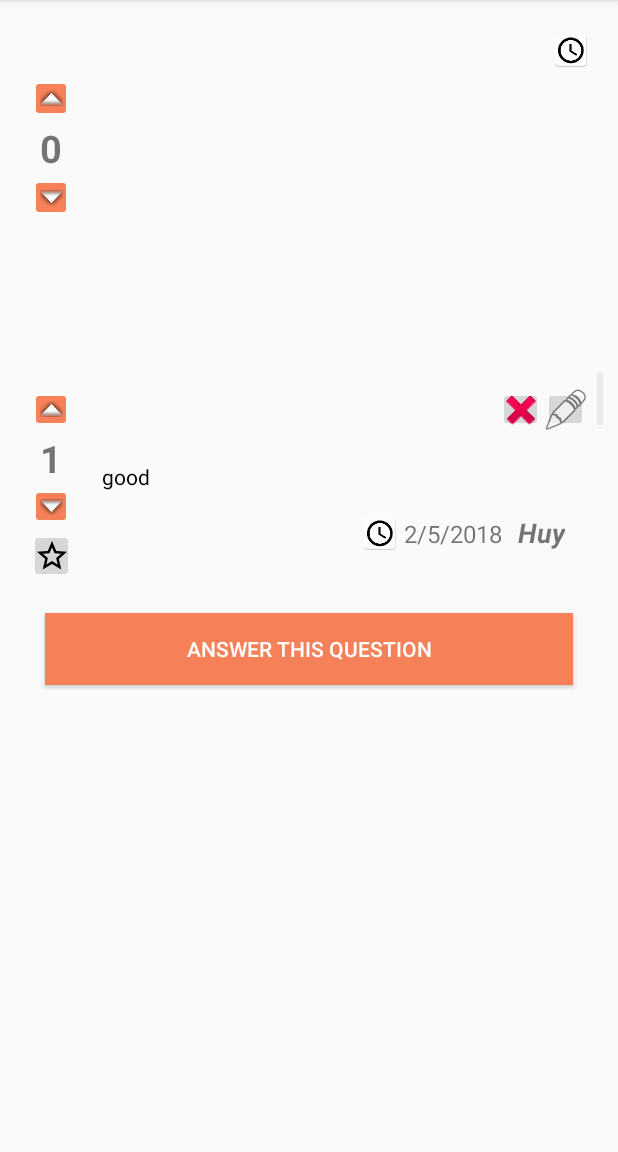
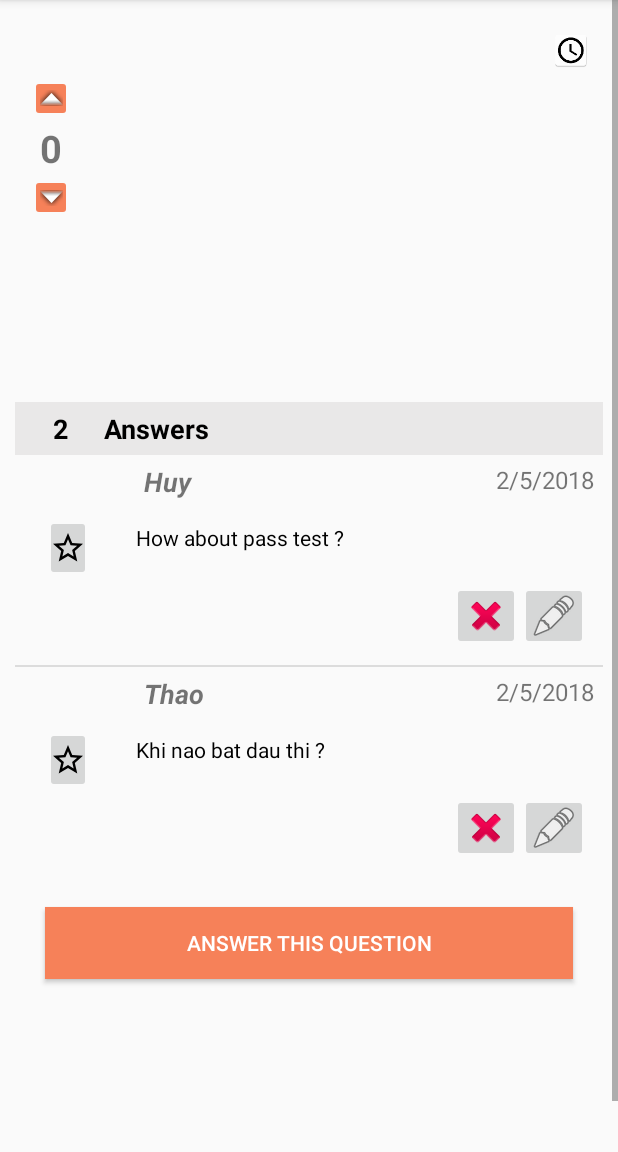
Before and after one commit to dqhuy78/asks-android, an Android app: the DetailQuestionActivity screen opened directly, with no data from a screen before it, on a phone screen of 412 x 824 dp, the part 84-1236 px from its top. Run offline under Robolectric (Android 15) with nearby library versions, the phone set to English and light mode, and no system bars; our stand-ins replace Volley; network calls fail.

Commit message:
edit list answer

```diff
--- a/app/src/main/java/www/seotoolzz/com/Ask/Activity/AddAnswerActivity.java
+++ b/app/src/main/java/www/seotoolzz/com/Ask/Activity/AddAnswerActivity.java
@@ -1,5 +1,6 @@
 package www.seotoolzz.com.Ask.Activity;
 
+import android.content.Context;
 import android.content.Intent;
 import android.content.SharedPreferences;
 import android.support.v7.app.ActionBar;
@@ -7,6 +8,7 @@ import android.support.v7.app.AppCompatActivity;
 import android.os.Bundle;
 import android.util.Log;
 import android.view.View;
+import android.view.inputmethod.InputMethodManager;
 import android.widget.Button;
 import android.widget.EditText;
 import android.widget.Toast;
@@ -46,6 +48,11 @@ public class AddAnswerActivity extends AppCompatActivity {
 
         edtContent = (EditText) findViewById(R.id.editAnswer);
 
+        View view = this.getCurrentFocus();
+        if (view != null) {
+            InputMethodManager imm = (InputMethodManager)getSystemService(Context.INPUT_METHOD_SERVICE);
+            imm.hideSoftInputFromWindow(view.getWindowToken(), 0);
+        }
         Button postAnswer = (Button) findViewById(R.id.btnPushAnswer);
         postAnswer.setOnClickListener(new View.OnClickListener() {
             @Override
@@ -63,6 +70,7 @@ public class AddAnswerActivity extends AppCompatActivity {
         if (content.trim().length() < 1) {
             Toast.makeText(getApplicationContext(), "Please fill your answer", Toast.LENGTH_LONG).show();
         } else {
+
             StringRequest stringRequest = new StringRequest(Request.Method.POST, this.createAnswerUrl, new Response.Listener<String>() {
                 @Override
                 public void onResponse(String response) {
--- a/app/src/main/java/www/seotoolzz/com/Ask/Activity/DetailQuestionActivity.java
+++ b/app/src/main/java/www/seotoolzz/com/Ask/Activity/DetailQuestionActivity.java
@@ -65,11 +65,11 @@ public class DetailQuestionActivity extends AppCompatActivity {
         this.lvAnswer = (ListView)findViewById(R.id.listAnswer);
         myArrayAnswer = new ArrayList<>();
 
-        myArrayAnswer.add(new Answer(1,"good","Huy","1","2/5/2018"));
-        myArrayAnswer.add(new Answer(1,"good","Thao","2","2/5/2018"));
+        myArrayAnswer.add(new Answer(1,"How about pass test ?","Huy","1","2/5/2018"));
+        myArrayAnswer.add(new Answer(1,"Khi nao bat dau thi ?","Thao","2","2/5/2018"));
 
-        myArrayAnswer.add(new Answer(1,"good","Huy","1","2/5/2018"));
-        myArrayAnswer.add(new Answer(1,"good","Thao","2","2/5/2018"));
+       /* myArrayAnswer.add(new Answer(1,"good","Huy","1","2/5/2018"));
+        myArrayAnswer.add(new Answer(1,"good","Thao","2","2/5/2018"));*/
 
         adapter = new AnswerListAdapter(lvAnswer.getContext(),myArrayAnswer);
         lvAnswer.setAdapter(adapter);
--- a/app/src/main/java/www/seotoolzz/com/Ask/Adapter/AnswerListAdapter.java
+++ b/app/src/main/java/www/seotoolzz/com/Ask/Adapter/AnswerListAdapter.java
@@ -40,12 +40,10 @@ public class AnswerListAdapter extends BaseAdapter {
 
         TextView tvContent = (TextView)v.findViewById(R.id.txtContentAnswer);
         TextView tvUserName = (TextView)v.findViewById(R.id.txtUserNameAnswer);
-        TextView tvNumberVote = (TextView)v.findViewById(R.id.txtVoteNumberAnswer);
         TextView tvTime = (TextView)v.findViewById(R.id.txtTimeAnswer);
 
         tvContent.setText(myAnswer.get(position).getContent());
         tvUserName.setText(myAnswer.get(position).getUserName());
-        tvNumberVote.setText(myAnswer.get(position).getVoteNumber());
         tvTime.setText(myAnswer.get(position).getTime());
 
         v.setTag(myAnswer.get(position).getId());
--- a/app/src/main/java/www/seotoolzz/com/Ask/Fragment/FirstFragment.java
+++ b/app/src/main/java/www/seotoolzz/com/Ask/Fragment/FirstFragment.java
@@ -64,6 +64,9 @@ public class FirstFragment extends Fragment {
                              Bundle savedInstanceState) {
         Log.d("STATUS_2", isLoading + "");
         View view = inflater.inflate(R.layout.listview_question, container, false);
+
+        /*View header = (View)inflater.inflate(R.layout.header_listview_question,null);
+        lvQuestion.addHeaderView(header); */
 
         this.lvQuestion = (ListView) view.findViewById(R.id.lv_question);
         if (myArrayQuestion.size() < 1) {
--- a/app/src/main/res/layout/activity_detail_question.xml
+++ b/app/src/main/res/layout/activity_detail_question.xml
@@ -180,13 +180,47 @@
                 </LinearLayout>
 
             </LinearLayout>
+            <LinearLayout
+                android:layout_width="match_parent"
+                android:layout_height="match_parent"
+                android:layout_marginTop="20dp"
+                android:layout_weight="10"
+                android:background="#e9e8e8"
+                android:orientation="horizontal">
+
+                <TextView
+                    android:id="@+id/txtNumberAnswer"
+                    android:layout_width="wrap_content"
+                    android:layout_height="wrap_content"
+                    android:layout_marginLeft="20dp"
+                    android:layout_weight="0.1"
+                    android:gravity="left"
+                    android:padding="5dp"
+                    android:text="2"
+                    android:textColor="@android:color/black"
+                    android:textSize="18sp"
+                    android:textStyle="bold" />
+
+                <TextView
+                    android:layout_width="wrap_content"
+                    android:layout_height="wrap_content"
+                    android:layout_marginLeft="5dp"
+                    android:layout_weight="3"
+                    android:padding="5dp"
+                    android:text="Answers"
+                    android:textColor="@android:color/black"
+                    android:textSize="18sp"
+                    android:textStyle="bold" />
+
+            </LinearLayout>
 
             <LinearLayout
                 android:layout_width="match_parent"
-                android:layout_height="wrap_content"
+                android:layout_height="500dp"
                 android:layout_alignParentBottom="true"
                 android:layout_alignParentLeft="true"
                 android:layout_alignParentStart="true"
+                android:layout_weight="1"
                 android:orientation="vertical"
                 tools:layout_height="match_parent">
 
@@ -195,15 +229,6 @@
                     android:layout_width="match_parent"
                     android:layout_height="wrap_content"></include>
             </LinearLayout>
-
-            <Button
-                android:id="@+id/btnAddAnswer"
-                android:layout_width="match_parent"
-                android:layout_height="wrap_content"
-                android:layout_margin="20dp"
-                android:background="@color/colorOrange"
-                android:text="Answer This Question"
-                android:textColor="@android:color/background_light" />
         </LinearLayout>
     </ScrollView>
 
--- a/app/src/main/res/layout/activity_my_question.xml
+++ b/app/src/main/res/layout/activity_my_question.xml
@@ -2,25 +2,6 @@
 <RelativeLayout xmlns:android="http://schemas.android.com/apk/res/android"
     android:layout_width="match_parent"
     android:layout_height="match_parent">
-
-    <LinearLayout
-        android:layout_width="match_parent"
-        android:layout_height="wrap_content"
-        android:background="@color/colorLightGray"
-        android:orientation="horizontal">
-
-        <TextView
-            android:id="@+id/textView7"
-            android:layout_width="wrap_content"
-            android:layout_height="wrap_content"
-            android:layout_marginBottom="10dp"
-            android:layout_marginLeft="20dp"
-            android:layout_marginTop="10dp"
-            android:layout_weight="1"
-            android:text="MY QUESTION"
-            android:textSize="20dp"
-            android:textStyle="bold" />
-    </LinearLayout>
 
     <android.support.v4.widget.SwipeRefreshLayout
         android:id="@+id/questionSwipe"
--- /dev/null
+++ b/app/src/main/res/layout/header_listview_question.xml
@@ -0,0 +1,17 @@
+<?xml version="1.0" encoding="utf-8"?>
+<LinearLayout xmlns:android="http://schemas.android.com/apk/res/android"
+    android:id="@+id/header_listQuestion"
+    android:layout_width="match_parent"
+    android:layout_height="match_parent">
+
+    <TextView
+        android:id="@+id/textView"
+        android:layout_width="wrap_content"
+        android:layout_height="wrap_content"
+        android:layout_marginLeft="20dp"
+        android:layout_weight="1"
+        android:padding="5dp"
+        android:text="All Question"
+        android:textSize="20sp"
+        android:textStyle="bold" />
+</LinearLayout>
--- a/app/src/main/res/layout/item_answer_list.xml
+++ b/app/src/main/res/layout/item_answer_list.xml
@@ -13,49 +13,25 @@
 
         <LinearLayout
             android:layout_width="wrap_content"
-            android:layout_height="wrap_content"
+            android:layout_height="match_parent"
             android:layout_weight="2"
             android:orientation="vertical">
 
             <LinearLayout
-                android:layout_width="match_parent"
+                android:layout_width="wrap_content"
                 android:layout_height="wrap_content"
-                android:layout_marginLeft="10dp"
-                android:layout_marginRight="10dp"
-                android:layout_marginTop="10dp"
+                android:layout_gravity="center_vertical|center"
+                android:layout_marginLeft="20dp"
+                android:layout_marginRight="20dp"
+                android:layout_marginTop="40dp"
+                android:gravity="center"
                 android:orientation="vertical">
 
                 <ImageButton
-                    android:id="@+id/imageButton"
-                    android:layout_width="wrap_content"
-                    android:layout_height="30dp"
-                    android:layout_gravity="center"
-                    android:backgroundTint="@color/colorOrange"
-                    app:srcCompat="@android:drawable/arrow_up_float" />
-
-                <TextView
-                    android:id="@+id/txtVoteNumberAnswer"
+                    android:id="@+id/imageButton5"
                     android:layout_width="wrap_content"
                     android:layout_height="wrap_content"
-                    android:layout_gravity="center"
-                    android:text="2"
-                    android:textAlignment="center"
-                    android:textSize="25dp"
-                    android:textStyle="bold" />
-
-                <ImageButton
-                    android:id="@+id/imageButton3"
-                    android:layout_width="wrap_content"
-                    android:layout_height="30dp"
-                    android:layout_gravity="center"
-                    android:backgroundTint="@color/colorOrange"
-                    app:srcCompat="@android:drawable/arrow_down_float" />
-
-                <ImageButton
-                    android:id="@+id/imageButton5"
-                    android:layout_width="30dp"
-                    android:layout_height="36dp"
-                    android:layout_gravity="center"
+                    android:layout_gravity="center_vertical"
                     app:srcCompat="@drawable/ic_star_border_black_24dp" />
 
             </LinearLayout>
@@ -69,26 +45,33 @@
             android:orientation="vertical">
 
             <LinearLayout
-                android:layout_width="wrap_content"
+                android:layout_width="match_parent"
                 android:layout_height="wrap_content"
                 android:layout_gravity="right"
+                android:layout_margin="5dp"
                 android:layout_weight="1"
-                android:orientation="horizontal"
-                android:padding="10dp">
+                android:orientation="horizontal">
 
-                <ImageButton
-                    android:id="@+id/btnDeleteAnswer"
-                    android:layout_width="30dp"
-                    android:layout_height="30dp"
+                <TextView
+                    android:id="@+id/txtUserNameAnswer"
+                    android:layout_width="wrap_content"
+                    android:layout_height="wrap_content"
+                    android:layout_gravity="left"
+                    android:layout_marginLeft="10dp"
+                    android:layout_marginRight="20dp"
                     android:layout_weight="1"
-                    app:srcCompat="@android:drawable/ic_delete" />
+                    android:text="Nguyen Nga"
+                    android:textSize="18sp"
+                    android:textStyle="bold|italic" />
 
-                <ImageButton
-                    android:id="@+id/btnEditAnswer"
-                    android:layout_width="30dp"
-                    android:layout_height="30dp"
+                <TextView
+                    android:id="@+id/txtTimeAnswer"
+                    android:layout_width="wrap_content"
+                    android:layout_height="wrap_content"
+                    android:gravity="right"
                     android:layout_weight="1"
-                    app:srcCompat="@android:drawable/ic_menu_edit" />
+                    android:text="10/4/2018"
+                    android:textSize="16sp" />
 
             </LinearLayout>
 
@@ -106,38 +89,23 @@
                 android:layout_width="wrap_content"
                 android:layout_height="wrap_content"
                 android:layout_gravity="right"
-                android:layout_margin="5dp"
                 android:layout_weight="1"
-                android:orientation="horizontal">
+                android:orientation="horizontal"
+                android:padding="10dp">
 
-                <ImageView
-                    android:id="@+id/imageView2"
-                    android:layout_width="32dp"
-                    android:layout_height="26dp"
+                <ImageButton
+                    android:id="@+id/btnDeleteAnswer"
+                    android:layout_width="45dp"
+                    android:layout_height="45dp"
                     android:layout_weight="1"
-                    android:baselineAlignBottom="false"
-                    android:textAlignment="textStart"
-                    app:srcCompat="@mipmap/ic_time" />
+                    app:srcCompat="@android:drawable/ic_delete" />
 
-                <TextView
-                    android:id="@+id/txtTimeAnswer"
-                    android:layout_width="wrap_content"
-                    android:layout_height="26dp"
+                <ImageButton
+                    android:id="@+id/btnEditAnswer"
+                    android:layout_width="45dp"
+                    android:layout_height="45dp"
                     android:layout_weight="1"
-                    android:text="10/4/2018"
-                    android:textAlignment="center"
-                    android:textSize="16sp" />
-
-                <TextView
-                    android:id="@+id/txtUserNameAnswer"
-                    android:layout_width="match_parent"
-                    android:layout_height="wrap_content"
-                    android:layout_marginLeft="10dp"
-                    android:layout_marginRight="20dp"
-                    android:layout_weight="1"
-                    android:text="Nguyen Nga"
-                    android:textSize="18sp"
-                    android:textStyle="bold|italic" />
+                    app:srcCompat="@android:drawable/ic_menu_edit" />
 
             </LinearLayout>
 
--- a/app/src/main/res/layout/listview_answer.xml
+++ b/app/src/main/res/layout/listview_answer.xml
@@ -11,6 +11,13 @@
         android:layout_height="wrap_content">
 
     </ListView>
-
+    <Button
+        android:id="@+id/btnAddAnswer"
+        android:layout_width="match_parent"
+        android:layout_height="wrap_content"
+        android:layout_margin="20dp"
+        android:background="@color/colorOrange"
+        android:text="Answer This Question"
+        android:textColor="@android:color/background_light" />
 
 </LinearLayout>
```
